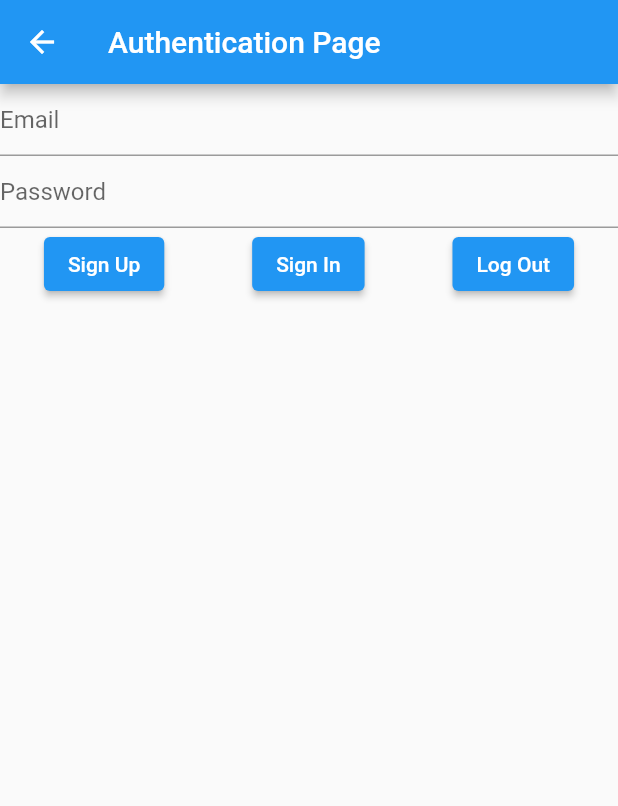
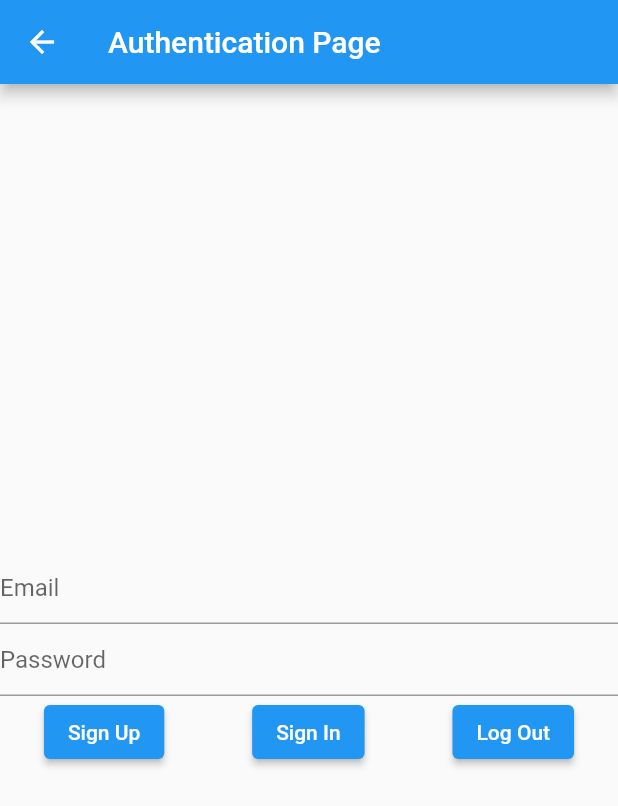
Before and after one commit to alexkkm/flutter, a Flutter app: the AuthenticationPage screen opened directly, on a phone screen of 412 x 824 dp. Shown: the top 806 px of the screen. Run offline on Flutter 3.47's test engine with Material 2 defaults, Android fonts, the phone set to English and light mode, and no system bars; our stand-ins replace firebase_auth, firebase_core, flutter_local_notifications, google_sign_in, image_picker, localstorage and 3 more; missing offline and left inert: app_launcher; accounts and stored records are empty.

Commit message:
finish authentication

```diff
--- a/lib/authentication/main.dart
+++ b/lib/authentication/main.dart
@@ -44,6 +44,8 @@ class _AuthenticationPageState extends State<AuthenticationPage> {
       appBar: AppBar(title: Text('Authentication Page')),
       body: Center(
         child: Column(
+          mainAxisAlignment: MainAxisAlignment.center,
+          crossAxisAlignment: CrossAxisAlignment.center,
           children: [
             //TextField for inputting email address
             TextField(
@@ -115,6 +117,8 @@ class HomePage extends StatelessWidget {
       appBar: AppBar(title: Text('HomePage')),
       body: Center(
           child: Column(
+        mainAxisAlignment: MainAxisAlignment.center,
+        crossAxisAlignment: CrossAxisAlignment.center,
         children: <Widget>[
           Text("Logged In Sucessfully!"),
           ElevatedButton(
```
